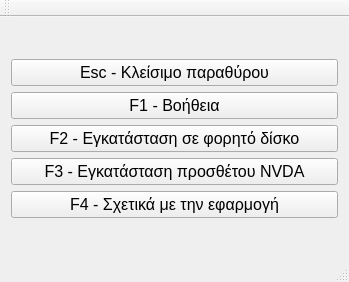
The window that src/mainwindow.ui (nstrikos/Emily) describes before a commit, drawn with Qt 5.
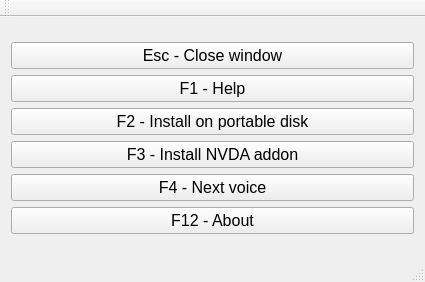
The same window after the commit.

What changed in the file:
```diff
--- a/src/mainwindow.ui
+++ b/src/mainwindow.ui
@@ -6,7 +6,7 @@
    <rect>
     <x>0</x>
     <y>0</y>
-    <width>349</width>
+    <width>425</width>
     <height>282</height>
    </rect>
   </property>
@@ -37,7 +37,7 @@
          </font>
         </property>
         <property name="text">
-         <string>Esc - Κλείσιμο παραθύρου</string>
+         <string>Esc - Close window</string>
         </property>
        </widget>
       </item>
@@ -49,7 +49,7 @@
          </font>
         </property>
         <property name="text">
-         <string>F1 - Βοήθεια</string>
+         <string>F1 - Help</string>
         </property>
        </widget>
       </item>
@@ -61,7 +61,7 @@
          </font>
         </property>
         <property name="text">
-         <string>F2 - Εγκατάσταση σε φορητό δίσκο</string>
+         <string>F2 - Install on portable disk</string>
         </property>
        </widget>
       </item>
@@ -73,7 +73,19 @@
          </font>
         </property>
         <property name="text">
-         <string>F3 - Εγκατάσταση προσθέτου NVDA</string>
+         <string>F3 - Install NVDA addon</string>
+        </property>
+       </widget>
+      </item>
+      <item>
+       <widget class="QPushButton" name="nextButton">
+        <property name="font">
+         <font>
+          <pointsize>12</pointsize>
+         </font>
+        </property>
+        <property name="text">
+         <string>F4 - Next voice</string>
         </property>
        </widget>
       </item>
@@ -85,7 +97,7 @@
          </font>
         </property>
         <property name="text">
-         <string>F4 - Σχετικά με την εφαρμογή</string>
+         <string>F12 - About</string>
         </property>
        </widget>
       </item>
```
Left out of the diff: 5 changed lines with no effect on the pictures.
